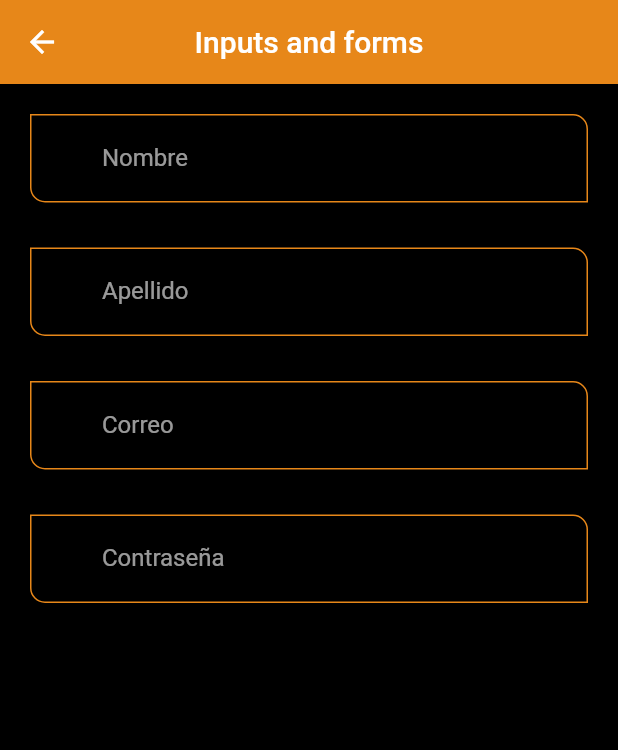
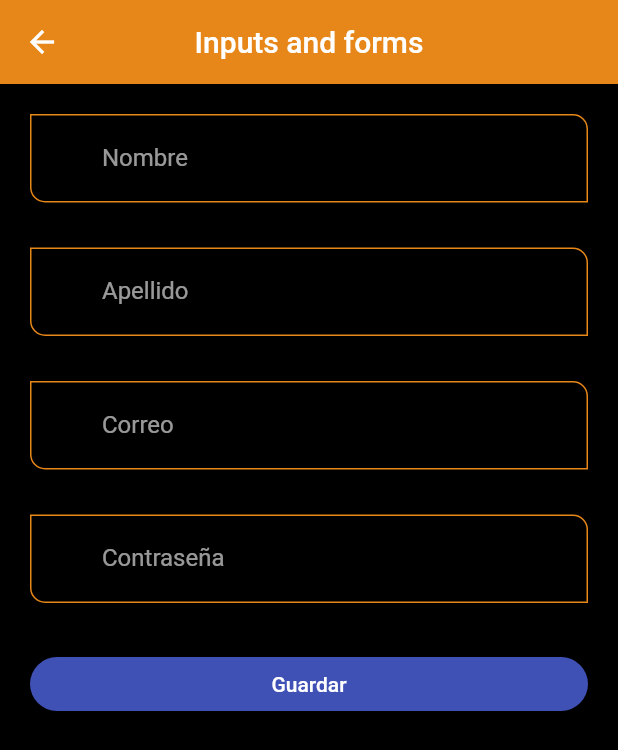
Before and after one commit to leone2016/flutter, a Flutter app: the InputsScreen screen opened by its route, on a phone screen of 412 x 824 dp. Shown: the top 750 px of the screen. Run offline on Flutter 3.47's test engine with Material 2 defaults, Android fonts, the phone set to English and light mode, and no system bars.

```diff
--- a/seccion6/flutter_componentes/lib/screens/inputs_screen.dart
+++ b/seccion6/flutter_componentes/lib/screens/inputs_screen.dart
@@ -6,14 +6,27 @@ class InputsScreen extends StatelessWidget {
 
   @override
   Widget build(BuildContext context) {
+
+    final GlobalKey<FormState> myFormKey = GlobalKey<FormState>();
+
+    final Map<String, String> formValues = {
+      'first_name': 'Leonardo',
+      'last_name': 'Medina',
+      'email': 'leo@gmail.com',
+      'password': '1234@Leo',
+      'role': 'Admin',
+    };
     return Scaffold(
       appBar: AppBar(title: Text('Inputs and forms')),
       // SingleChildScrollView: funciona como si se tuviera un listview para hacer scroll
       body: SingleChildScrollView(
         child: Padding(
           padding: const EdgeInsets.symmetric(horizontal: 20, vertical: 20),
+          child: Form(
+            key: myFormKey,
+            //contenido formulario
             child: Column(
-            children: const [
+              children:  [
                 CustomInputWidget(
                   labelText: 'Nombre',
                   hintText: 'Nombre de Usuario',
@@ -40,7 +53,27 @@ class InputsScreen extends StatelessWidget {
                     labelText: 'Contraseña',
                     hintText: 'Contraseña de Usuario',
                     obscureText: true),
+                SizedBox(
+                  height: 30,
+                ),
+                ElevatedButton(
+                    onPressed: (){
+                      // cuando se de click en el boton, se desactiva el teclado
+                      FocusScope.of(context).requestFocus(FocusNode());
+                      // si el formulario no es valido, no haga nada
+                      if( !myFormKey.currentState!.validate()){
+                        print("Formulario NO VALIDO");
+                        return;
+                      }
+                      //* imprimir valores del fermulario
+                      print(formValues);
+                    },
+                    child: SizedBox(
+                      width: double.infinity,
+                      child: Center(child: Text("Guardar")))
+                )
               ],
+            ),
           ),
         ),
       ),
```
Lines whose indentation alone changed are shown as unchanged.
